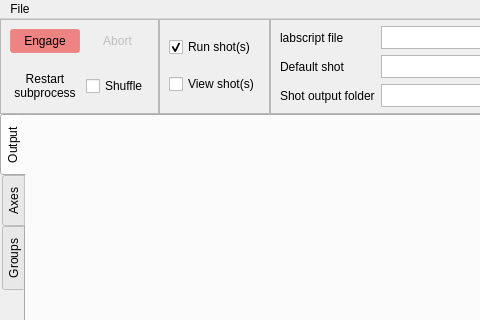
First picture: the form in runmanager/main.ui, repository ispielma/runmanager, before the edit; both pictures show x 0 to 480 and y 0 to 320 of the 1000 by 650 pixel window.
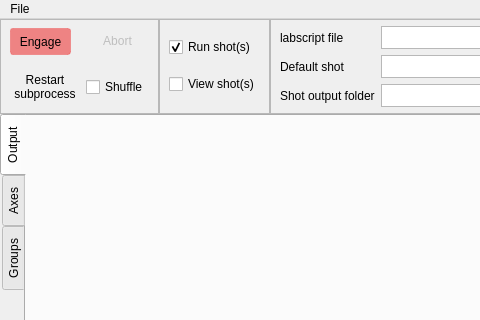
Second picture: the form after the edit. Icons and pictures are not drawn. Custom widgets are drawn as their Qt base class.

Commit message: Add engage hold menu for queue submission modes

Diff of the .ui file:
```diff
--- a/runmanager/main.ui
+++ b/runmanager/main.ui
@@ -142,7 +142,7 @@
           </widget>
          </item>
          <item row="0" column="0">
-          <widget class="QPushButton" name="pushButton_engage">
+          <widget class="QToolButton" name="pushButton_engage">
            <property name="enabled">
             <bool>true</bool>
            </property>
@@ -156,7 +156,7 @@
             <bool>false</bool>
            </property>
            <property name="styleSheet">
-            <string notr="true">QPushButton {
+            <string notr="true">QToolButton {
 	 background-color: rgba(238,96,96,192);
      border: 1px solid rgba(238,96,96,128);
 	  border-radius: 3px;
@@ -184,10 +184,10 @@
             <iconset>
              <normaloff>:/qtutils/fugue/control.png</normaloff>:/qtutils/fugue/control.png</iconset>
            </property>
-           <property name="autoDefault">
-            <bool>false</bool>
+           <property name="toolButtonStyle">
+            <enum>Qt::ToolButtonTextBesideIcon</enum>
            </property>
-           <property name="flat">
+           <property name="autoRaise">
             <bool>false</bool>
            </property>
           </widget>
```
Left out of the diff: 4 changed lines with no effect on the pictures. The commit also changes 1 other file.
